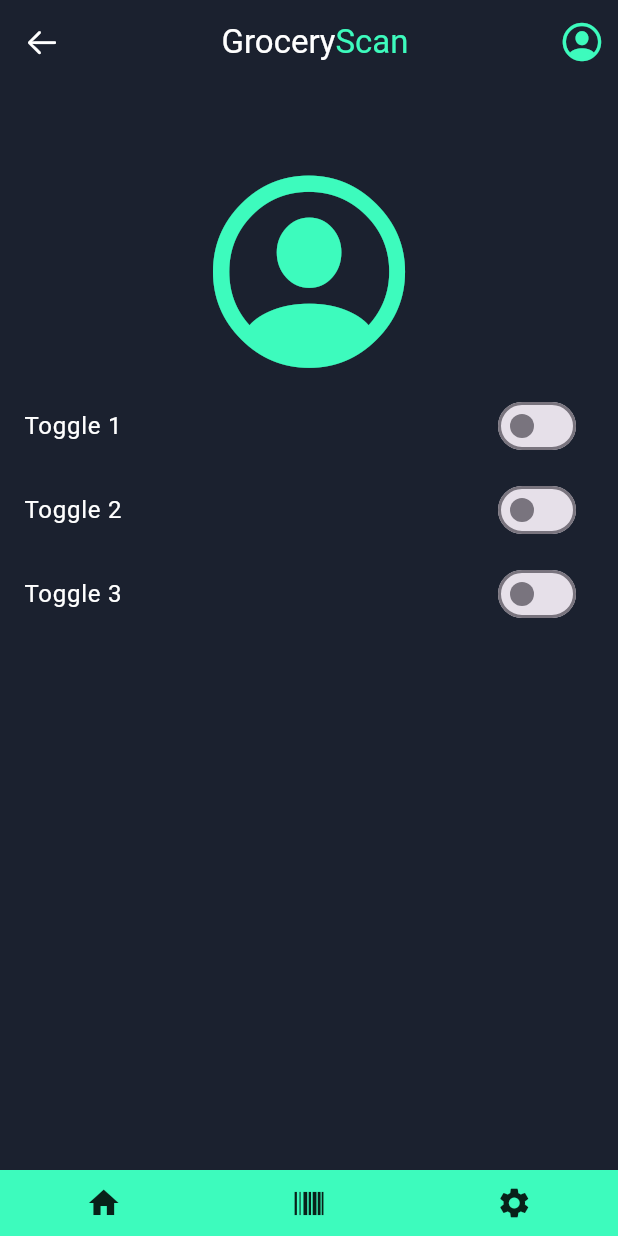
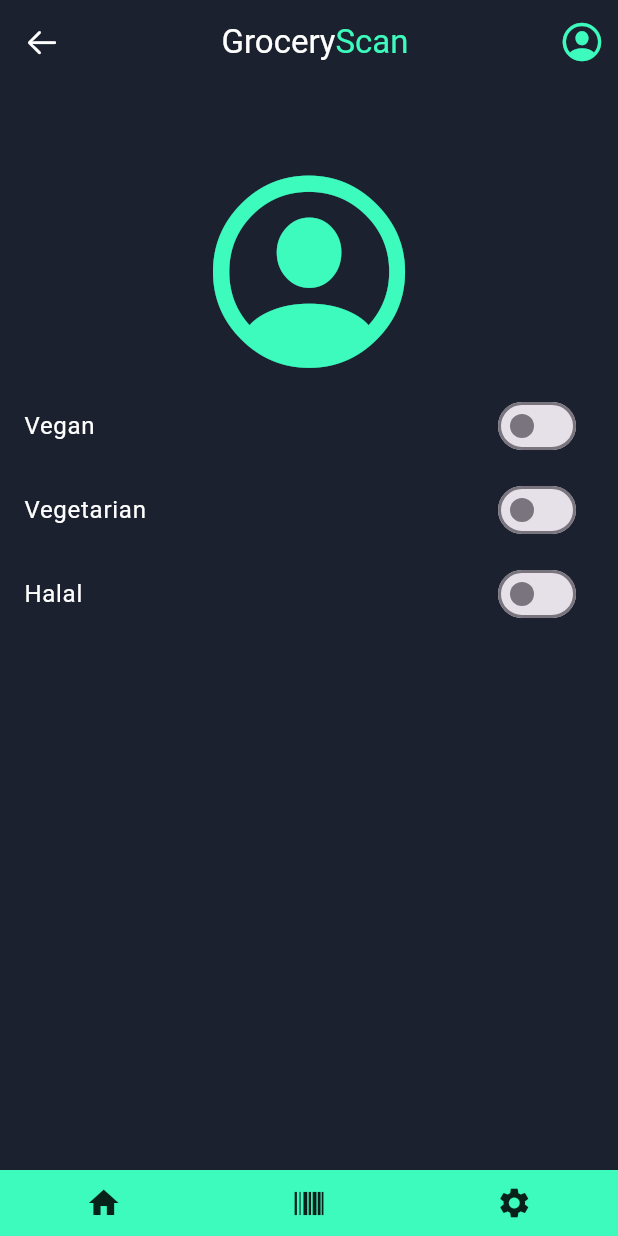
Before and after one commit to Bence749/grocery_app, a Flutter app: the screen it shows after launch, after a tap on an icon or button, on a phone screen of 412 x 824 dp. Run offline on Flutter 3.47's test engine with Material 3 defaults, Android fonts, the phone set to English and light mode, and no system bars; drawn by our look-alikes of salomon_bottom_bar; our stand-ins replace accordion, shared_preferences; missing offline and left inert: mobile_scanner.

Commit message:
feature/user-pref: Fully working but with mock barcode number. ProfilePage.dart basic setup and working back arrow.

```diff
--- a/lib/HomePage.dart
+++ b/lib/HomePage.dart
@@ -44,9 +44,9 @@
   Future<void> loadToggleValues() async {
     SharedPreferences prefs = await SharedPreferences.getInstance();
     setState(() {
-      toggle1 = prefs.getBool('toggle1') ?? false;
-      toggle2 = prefs.getBool('toggle2') ?? false;
-      toggle3 = prefs.getBool('toggle3') ?? false;
+      toggle1 = prefs.getBool('userVegan') ?? false;
+      toggle2 = prefs.getBool('userVegetarian') ?? false;
+      toggle3 = prefs.getBool('userHalal') ?? false;
     });
   }
 
--- a/lib/ProfilePage.dart
+++ b/lib/ProfilePage.dart
@@ -10,9 +10,9 @@
 }
 
 class _ProfilePageState extends State<ProfilePage> {
-  bool toggle1 = false;
-  bool toggle2 = false;
-  bool toggle3 = false;
+  bool userVegan = false;
+  bool userVegetarian = false;
+  bool userHalal = false;
 
   @override
   void initState() {
@@ -22,17 +22,17 @@
 
   Future<void> saveToggleValues() async {
     SharedPreferences prefs = await SharedPreferences.getInstance();
-    await prefs.setBool('toggle1', toggle1);
-    await prefs.setBool('toggle2', toggle2);
-    await prefs.setBool('toggle3', toggle3);
+    await prefs.setBool('userVegan', userVegan);
+    await prefs.setBool('userVegetarian', userVegetarian);
+    await prefs.setBool('userHalal', userHalal);
   }
 
   Future<void> loadToggleValues() async {
     SharedPreferences prefs = await SharedPreferences.getInstance();
     setState(() {
-      toggle1 = prefs.getBool('toggle1') ?? false;
-      toggle2 = prefs.getBool('toggle2') ?? false;
-      toggle3 = prefs.getBool('toggle3') ?? false;
+      userVegan = prefs.getBool('userVegan') ?? false;
+      userVegetarian = prefs.getBool('userVegetarian') ?? false;
+      userHalal = prefs.getBool('userHalal') ?? false;
     });
   }
 
@@ -53,40 +53,43 @@
                   color: Color(int.parse('0xFF3dfbbd')),
                 ),
                 SwitchListTile(
+                  activeColor: Color(int.parse('0xFF3dfbbd')),
                   title: const Text(
-                    'Toggle 1',
+                    'Vegan',
                     style: TextStyle(color: Colors.white),
                   ),
-                  value: toggle1,
+                  value: userVegan,
                   onChanged: (bool value) {
                     setState(() {
-                      toggle1 = value;
+                      userVegan = value;
                     });
                     saveToggleValues();
                   },
                 ),
                 SwitchListTile(
+                  activeColor: Color(int.parse('0xFF3dfbbd')),
                   title: const Text(
-                    'Toggle 2',
+                    'Vegetarian',
                     style: TextStyle(color: Colors.white),
                   ),
-                  value: toggle2,
+                  value: userVegetarian,
                   onChanged: (bool value) {
                     setState(() {
-                      toggle2 = value;
+                      userVegetarian = value;
                     });
                     saveToggleValues();
                   },
                 ),
                 SwitchListTile(
+                  activeColor: Color(int.parse('0xFF3dfbbd')),
                   title: const Text(
-                    'Toggle 3',
+                    'Halal',
                     style: TextStyle(color: Colors.white),
                   ),
-                  value: toggle3,
+                  value: userHalal,
                   onChanged: (bool value) {
                     setState(() {
-                      toggle3 = value;
+                      userHalal = value;
                     });
                     saveToggleValues();
                   },
--- a/lib/main.dart
+++ b/lib/main.dart
@@ -1,7 +1,9 @@
 import 'package:flutter/cupertino.dart';
 import 'package:flutter/material.dart';
+import 'package:flutter/services.dart';
 import 'package:grocery_app/ProfilePage.dart';
 import 'package:salomon_bottom_bar/salomon_bottom_bar.dart';
+
 
 import 'HomePage.dart';
 import 'ScanPage.dart';
@@ -20,11 +22,14 @@
 
 class _MyAppState extends State<MyApp> {
   int _selectedIndex = 0;
+  int _previousIndex = -1;
 
   void _onItemTapped(int index) {
-    setState(() {
-      _selectedIndex = index;
-    });
+    if(index != _selectedIndex)
+      setState(() {
+        _previousIndex = _selectedIndex;
+        _selectedIndex = index;
+      });
   }
 
   @override
@@ -44,7 +49,7 @@
         800: Color(0xFF777375),
         900: Color(0xFF777375),
       })),
-      home: MainApp(_selectedIndex, _onItemTapped),
+      home: MainApp(_selectedIndex, _onItemTapped, _previousIndex),
     );
   }
 }
@@ -52,6 +57,7 @@
 class MainApp extends StatelessWidget {
   final int _selectedIndex;
   final Function(int) _onItemTapped;
+  final int _previousPage;
 
   final List<Widget> _pages = [
     const HomePage(),
@@ -60,11 +66,13 @@
     const ProfilePage()
   ];
 
-  MainApp(this._selectedIndex, this._onItemTapped, {super.key});
+  MainApp(this._selectedIndex, this._onItemTapped, this._previousPage, {super.key});
 
   @override
   Widget build(BuildContext context) {
     final Size screenSize = MediaQuery.of(context).size;
+
+    SystemChrome.setPreferredOrientations([DeviceOrientation.portraitUp]);
 
     return Scaffold(
       body: _pages[_selectedIndex],
@@ -117,13 +125,15 @@
             },
           ),
         ],
-        leading: IconButton(
+        leading: _selectedIndex == 3 ? IconButton(
           icon: const Icon(
             CupertinoIcons.arrow_left,
             color: Colors.white, // Set the color to white
           ),
-          onPressed: () {},
-        ),
+          onPressed: () {
+            _onItemTapped(_previousPage);
+          },
+        ) : Container(),
       ),
     );
   }
--- a/pubspec.yaml
+++ b/pubspec.yaml
@@ -44,6 +44,7 @@
   mobile_scanner: ^4.0.1
 
   http: any
+  accordion: ^2.6.0
 devdependencies:
   flutter_test:
     sdk: flutter
```
Also changed, not shown: lib/ScanPage.dart (+72 -17 lines), pubspec.lock.
